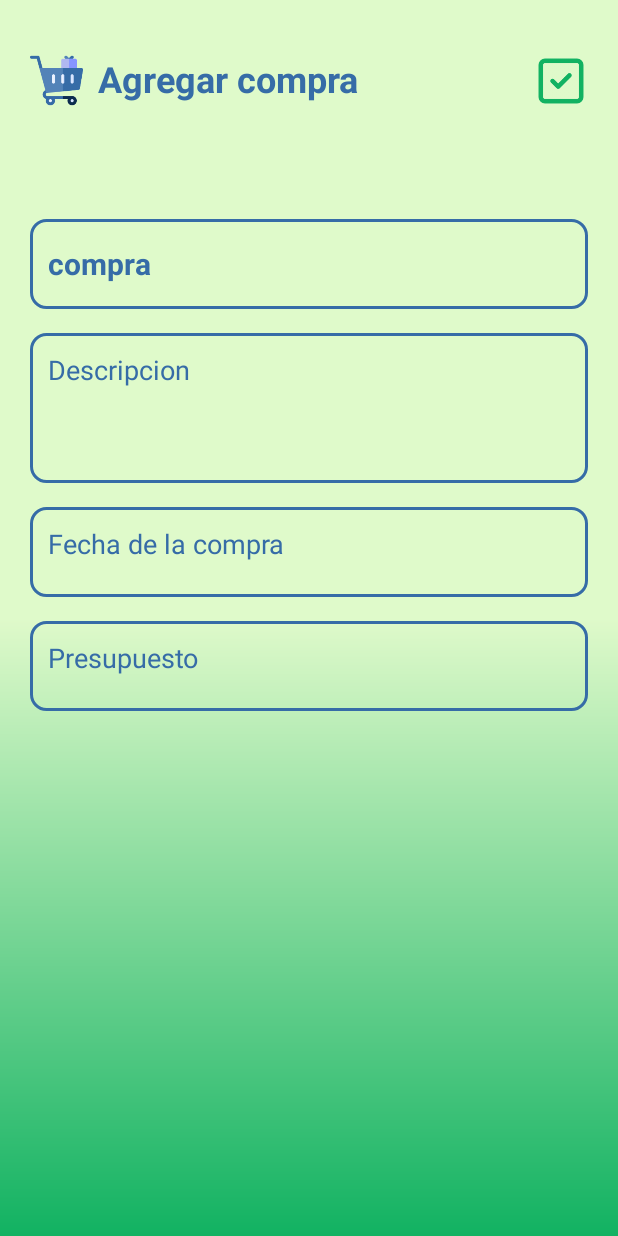
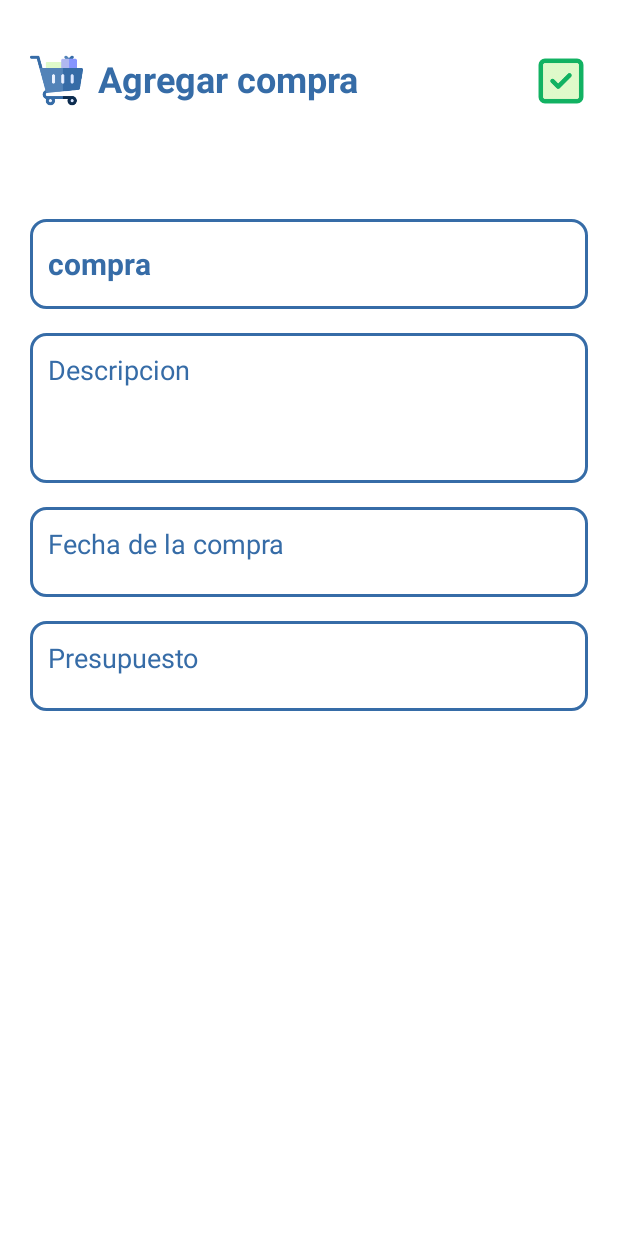
Before and after one commit to adonay-rv/PersonalCosts, an Android app: the Compra screen opened directly, with no data from a screen before it, on a phone screen of 412 x 824 dp. Run offline under Robolectric (Android 15) with nearby library versions, the phone set to English and light mode, and no system bars.

Commit message:
Cambie el fondo de activity_compra.xml -Johana

```diff
--- a/app/src/main/res/layout/activity_compra.xml
+++ b/app/src/main/res/layout/activity_compra.xml
@@ -3,7 +3,7 @@
     xmlns:app="http://schemas.android.com/apk/res-auto"
     xmlns:tools="http://schemas.android.com/tools"
     android:layout_width="match_parent"
-    android:background="@drawable/fondo_compra_categoria"
+    android:background="@color/white"
     android:layout_height="match_parent"
     tools:context=".Categoria">
 
```
